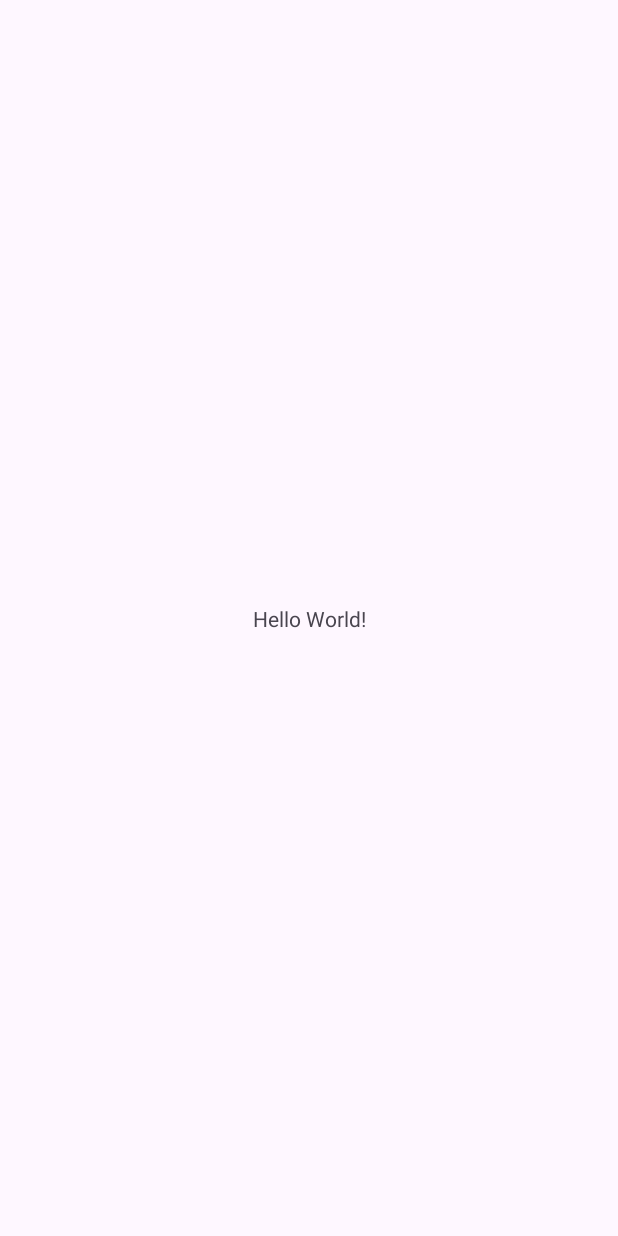
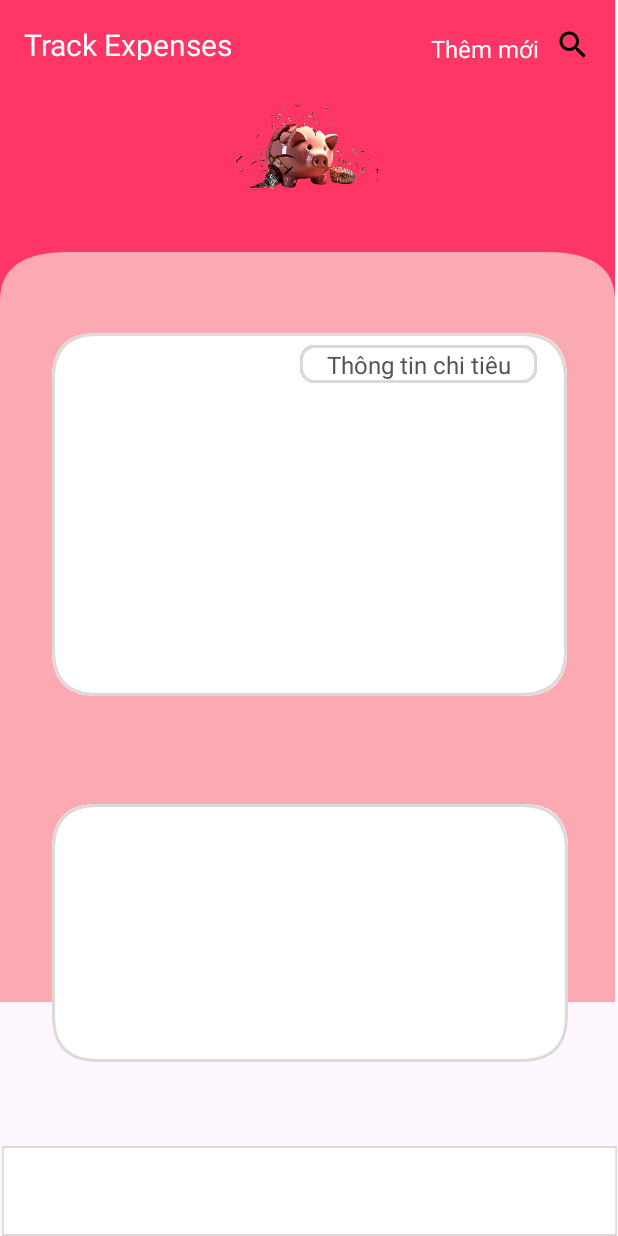
Before and after one commit to manhz2003/track-expenses-mobile-app, an Android app: the screen it shows after launch (MainActivity), on a phone screen of 412 x 824 dp. Before the commit the screen is almost empty. Run offline under Robolectric (Android 15) with nearby library versions, the phone set to English and light mode, and no system bars.

Commit message:
update project

```diff
--- a/app/src/main/AndroidManifest.xml
+++ b/app/src/main/AndroidManifest.xml
@@ -13,7 +13,7 @@
         android:theme="@style/Theme.TrackExpenses"
         tools:targetApi="31">
         <activity
-            android:name=".activities.MainActivity"
+            android:name=".ui.activities.MainActivity"
             android:exported="true">
             <intent-filter>
                 <action android:name="android.intent.action.MAIN" />
--- a/app/src/main/java/com/eaut20210719/trackexpenses/ui/activities/AddExpenseActivity.java
+++ b/app/src/main/java/com/eaut20210719/trackexpenses/ui/activities/AddExpenseActivity.java
@@ -1,4 +1,4 @@
-package com.eaut20210719.trackexpenses.activities;
+package com.eaut20210719.trackexpenses.ui.activities;
 
 public class AddExpenseActivity {
 }
--- a/app/src/main/java/com/eaut20210719/trackexpenses/ui/activities/HistoryActivity.java
+++ b/app/src/main/java/com/eaut20210719/trackexpenses/ui/activities/HistoryActivity.java
@@ -1,4 +1,4 @@
-package com.eaut20210719.trackexpenses.activities;
+package com.eaut20210719.trackexpenses.ui.activities;
 
 public class HistoryActivity {
 }
--- a/app/src/main/java/com/eaut20210719/trackexpenses/ui/activities/MainActivity.java
+++ b/app/src/main/java/com/eaut20210719/trackexpenses/ui/activities/MainActivity.java
@@ -1,4 +1,4 @@
-package com.eaut20210719.trackexpenses.activities;
+package com.eaut20210719.trackexpenses.ui.activities;
 
 import android.os.Bundle;
 
--- a/app/src/main/java/com/eaut20210719/trackexpenses/ui/activities/SettingsActivity.java
+++ b/app/src/main/java/com/eaut20210719/trackexpenses/ui/activities/SettingsActivity.java
@@ -1,4 +1,4 @@
-package com.eaut20210719.trackexpenses.activities;
+package com.eaut20210719.trackexpenses.ui.activities;
 
 public class SettingsActivity {
 }
--- a/app/src/main/java/com/eaut20210719/trackexpenses/ui/activities/StatisticsActivity.java
+++ b/app/src/main/java/com/eaut20210719/trackexpenses/ui/activities/StatisticsActivity.java
@@ -1,4 +1,4 @@
-package com.eaut20210719.trackexpenses.activities;
+package com.eaut20210719.trackexpenses.ui.activities;
 
 public class StatisticsActivity {
 }
--- /dev/null
+++ b/app/src/main/res/drawable/baseline_search_24.xml
@@ -0,0 +1,5 @@
+<vector xmlns:android="http://schemas.android.com/apk/res/android" android:height="24dp" android:tint="#000000" android:viewportHeight="24" android:viewportWidth="24" android:width="24dp">
+
+    <path android:fillColor="@android:color/white" android:pathData="M15.5,14h-0.79l-0.28,-0.27C15.41,12.59 16,11.11 16,9.5 16,5.91 13.09,3 9.5,3S3,5.91 3,9.5 5.91,16 9.5,16c1.61,0 3.09,-0.59 4.23,-1.57l0.27,0.28v0.79l5,4.99L20.49,19l-4.99,-5zM9.5,14C7.01,14 5,11.99 5,9.5S7.01,5 9.5,5 14,7.01 14,9.5 11.99,14 9.5,14z"/>
+
+</vector>
--- /dev/null
+++ b/app/src/main/res/drawable/rectangle_1.xml
@@ -0,0 +1,25 @@
+<?xml version="1.0" encoding="utf-8"?>
+<vector
+    xmlns:android="http://schemas.android.com/apk/res/android"
+    xmlns:aapt="http://schemas.android.com/aapt"
+    android:width="360dp"
+    android:height="618dp"
+    android:viewportWidth="360"
+    android:viewportHeight="618"
+    >
+    <group>
+        <clip-path
+            android:pathData="M0 0H360V618H0V0Z"
+            />
+        <path
+            android:pathData="M0,40
+                             Q0,0 40,0
+                             H320
+                             Q360,0 360,40
+                             V618
+                             H0
+                             Z"
+            android:fillColor="#FBA9B2"
+            />
+    </group>
+</vector>
--- /dev/null
+++ b/app/src/main/res/drawable/rectangle_2.xml
@@ -0,0 +1,24 @@
+<?xml version="1.0" encoding="utf-8"?>
+<vector
+    xmlns:android="http://schemas.android.com/apk/res/android"
+    xmlns:aapt="http://schemas.android.com/aapt"
+    android:width="360dp"
+    android:height="47dp"
+    android:viewportWidth="360"
+    android:viewportHeight="47"
+    >
+    <group>
+        <clip-path
+            android:pathData="M0 0H360V47H0V0Z"
+            />
+        <path
+            android:pathData="M0 0V47H360V0"
+            android:fillColor="#FFFFFF"
+            />
+        <path
+            android:pathData="M0 0H360V47H0V0Z"
+            android:strokeWidth="2"
+            android:strokeColor="#DED9D9"
+            />
+    </group>
+</vector>
--- /dev/null
+++ b/app/src/main/res/drawable/rectangle_3.xml
@@ -0,0 +1,42 @@
+<?xml version="1.0" encoding="utf-8"?>
+<vector
+    xmlns:android="http://schemas.android.com/apk/res/android"
+    xmlns:aapt="http://schemas.android.com/aapt"
+    android:width="343dp"
+    android:height="242dp"
+    android:viewportWidth="343"
+    android:viewportHeight="242"
+    >
+    <group>
+        <clip-path
+            android:pathData="M0 0H343V242H0V0Z"
+            />
+        <path
+            android:pathData="M30 0
+                             H313
+                             Q343,0 343,30
+                             V212
+                             Q343,242 313,242
+                             H30
+                             Q0,242 0,212
+                             V30
+                             Q0,0 30,0
+                             Z"
+            android:fillColor="#FFFFFF"
+            />
+        <path
+            android:pathData="M30 1
+                             H312
+                             Q342,1 342,31
+                             V211
+                             Q342,241 312,241
+                             H30
+                             Q1,241 1,211
+                             V31
+                             Q1,1 30,1
+                             Z"
+            android:strokeWidth="2"
+            android:strokeColor="#DED9D9"
+            />
+    </group>
+</vector>
--- /dev/null
+++ b/app/src/main/res/drawable/rectangle_4.xml
@@ -0,0 +1,42 @@
+<?xml version="1.0" encoding="utf-8"?>
+<vector
+    xmlns:android="http://schemas.android.com/apk/res/android"
+    xmlns:aapt="http://schemas.android.com/aapt"
+    android:width="341dp"
+    android:height="173dp"
+    android:viewportWidth="341"
+    android:viewportHeight="173"
+    >
+    <group>
+        <clip-path
+            android:pathData="M0 0H341V173H0V0Z"
+            />
+        <path
+            android:pathData="M30 0
+                             H311
+                             Q341,0 341,30
+                             V143
+                             Q341,173 311,173
+                             H30
+                             Q0,173 0,143
+                             V30
+                             Q0,0 30,0
+                             Z"
+            android:fillColor="#FFFFFF"
+            />
+        <path
+            android:pathData="M30 1
+                             H310
+                             Q340,1 340,31
+                             V142
+                             Q340,172 310,172
+                             H30
+                             Q1,172 1,142
+                             V31
+                             Q1,1 30,1
+                             Z"
+            android:strokeWidth="2"
+            android:strokeColor="#DED9D9"
+            />
+    </group>
+</vector>
--- /dev/null
+++ b/app/src/main/res/drawable/rectangle_5.xml
@@ -0,0 +1,31 @@
+<?xml version="1.0" encoding="utf-8"?>
+<vector
+    xmlns:android="http://schemas.android.com/apk/res/android"
+    xmlns:aapt="http://schemas.android.com/aapt"
+    android:width="158dp"
+    android:height="25dp"
+    android:viewportWidth="158"
+    android:viewportHeight="25"
+    >
+    <group>
+        <!-- Shadow path (slightly larger for shadow effect) -->
+        <path
+            android:pathData="M10,0 H148 A10,10 0 0 1 158,10 V15 A10,10 0 0 1 148,25 H10 A10,10 0 0 1 0,15 V10 A10,10 0 0 1 10,0 Z"
+            android:fillColor="#000000"
+            android:alpha="0.25"
+            android:translateX="2"
+            android:translateY="2"
+            />
+        <!-- Background path with rounded corners -->
+        <path
+            android:pathData="M10,0 H148 A10,10 0 0 1 158,10 V15 A10,10 0 0 1 148,25 H10 A10,10 0 0 1 0,15 V10 A10,10 0 0 1 10,0 Z"
+            android:fillColor="#FFFFFF"
+            />
+        <!-- Border path with rounded corners, matching the inner path -->
+        <path
+            android:pathData="M10,1 H148 A9,9 0 0 1 157,10 V15 A9,9 0 0 1 148,24 H10 A9,9 0 0 1 1,15 V10 A9,9 0 0 1 10,1 Z"
+            android:strokeWidth="2"
+            android:strokeColor="#DED9D9"
+            />
+    </group>
+</vector>
--- a/app/src/main/res/layout/activity_main.xml
+++ b/app/src/main/res/layout/activity_main.xml
@@ -5,15 +5,143 @@
     android:id="@+id/main"
     android:layout_width="match_parent"
     android:layout_height="match_parent"
-    tools:context=".activities.MainActivity">
+    tools:context=".ui.activities.MainActivity">
 
-    <TextView
-        android:layout_width="wrap_content"
-        android:layout_height="wrap_content"
-        android:text="Hello World!"
-        app:layout_constraintBottom_toBottomOf="parent"
+    <RelativeLayout
+        android:id="@+id/frame_1"
+        android:layout_width="410dp"
+        android:layout_height="200dp"
+        android:layout_alignParentLeft="true"
+        android:layout_alignParentTop="true"
+        android:background="#FD3665"
+        android:clipToOutline="true"
         app:layout_constraintEnd_toEndOf="parent"
+        app:layout_constraintHorizontal_bias="0.0"
+        app:layout_constraintStart_toStartOf="parent"
+        app:layout_constraintTop_toTopOf="parent">
+
+        <TextView
+            android:id="@+id/track_expen"
+            android:layout_width="155dp"
+            android:layout_height="24dp"
+            android:layout_alignParentLeft="true"
+            android:layout_alignParentTop="true"
+            android:layout_marginLeft="16dp"
+            android:layout_marginTop="16dp"
+            android:gravity="top"
+            android:text="@string/track_expen"
+            android:textAppearance="@style/track_expen" />
+
+        <TextView
+            android:id="@+id/th_m_m_i"
+            android:layout_width="78dp"
+            android:layout_height="19dp"
+            android:layout_alignParentLeft="true"
+            android:layout_alignParentTop="true"
+            android:layout_marginLeft="287dp"
+            android:layout_marginTop="21dp"
+            android:gravity="top"
+            android:text="@string/them_moi"
+            android:textAppearance="@style/them_moi" />
+
+        <ImageButton
+            android:layout_width="24dp"
+            android:layout_height="24dp"
+            android:layout_alignParentLeft="true"
+            android:layout_alignParentTop="true"
+            android:layout_alignParentEnd="true"
+            android:layout_marginLeft="365dp"
+            android:layout_marginTop="18dp"
+            android:layout_marginEnd="16dp"
+            android:backgroundTint="@color/hong"
+            android:src="@drawable/baseline_search_24" />
+
+        <ImageView
+            android:id="@+id/imageView"
+            android:layout_width="wrap_content"
+            android:layout_height="wrap_content"
+            android:layout_alignParentStart="true"
+            android:layout_alignParentEnd="true"
+            android:layout_marginStart="105dp"
+            android:layout_marginEnd="106dp"
+            app:srcCompat="@mipmap/logo" />
+    </RelativeLayout>
+
+    <View
+        android:id="@+id/rectangle_1"
+        android:layout_width="410dp"
+        android:layout_height="500dp"
+        android:layout_alignParentLeft="true"
+        android:layout_alignParentTop="true"
+        android:layout_marginTop="168dp"
+        android:background="@drawable/rectangle_1"
+        app:layout_constraintEnd_toEndOf="parent"
+        app:layout_constraintHorizontal_bias="0.0"
         app:layout_constraintStart_toStartOf="parent"
         app:layout_constraintTop_toTopOf="parent" />
 
+    <View
+        android:id="@+id/rectangle_3"
+        android:layout_width="343dp"
+        android:layout_height="242dp"
+        android:background="@drawable/rectangle_3"
+        android:elevation="4dp"
+        app:layout_constraintBottom_toTopOf="@+id/rectangle_4"
+        app:layout_constraintEnd_toEndOf="parent"
+        app:layout_constraintStart_toStartOf="parent"
+        app:layout_constraintTop_toTopOf="@+id/rectangle_1"
+        app:layout_constraintVertical_bias="0.428" />
+
+    <View
+        android:id="@+id/rectangle_5"
+        android:layout_width="158dp"
+        android:layout_height="25dp"
+        android:layout_marginStart="200dp"
+        android:layout_marginTop="8dp"
+        android:background="@drawable/rectangle_5"
+        android:elevation="4dp"
+        app:layout_constraintStart_toStartOf="parent"
+        app:layout_constraintTop_toTopOf="@+id/rectangle_3" />
+
+    <TextView
+        android:id="@+id/thong_tin"
+        android:layout_width="wrap_content"
+        android:layout_height="wrap_content"
+        android:elevation="5dp"
+        android:gravity="center"
+        android:text="@string/thong_tin"
+        android:textAppearance="@style/thong_tin"
+        app:layout_constraintBottom_toBottomOf="@id/rectangle_5"
+        app:layout_constraintEnd_toEndOf="@id/rectangle_5"
+        app:layout_constraintStart_toStartOf="@id/rectangle_5"
+        app:layout_constraintTop_toTopOf="@id/rectangle_5" />
+
+    <View
+        android:id="@+id/rectangle_4"
+        android:layout_width="344dp"
+        android:layout_height="172dp"
+        android:layout_alignParentLeft="true"
+        android:layout_alignParentTop="true"
+        android:layout_marginBottom="56dp"
+        android:background="@drawable/rectangle_4"
+        android:elevation="4dp"
+        app:layout_constraintBottom_toTopOf="@+id/rectangle_2"
+        app:layout_constraintEnd_toEndOf="parent"
+        app:layout_constraintHorizontal_bias="0.507"
+        app:layout_constraintStart_toStartOf="parent" />
+
+    <View
+        android:id="@+id/rectangle_2"
+        android:layout_width="410dp"
+        android:layout_height="60dp"
+        android:layout_alignParentLeft="true"
+        android:layout_alignParentTop="true"
+        android:background="@drawable/rectangle_2"
+        android:elevation="4dp"
+        app:layout_constraintBottom_toBottomOf="parent"
+        app:layout_constraintEnd_toEndOf="parent"
+        app:layout_constraintHorizontal_bias="0.666"
+        app:layout_constraintStart_toStartOf="parent" />
+
+
 </androidx.constraintlayout.widget.ConstraintLayout>
--- a/app/src/main/res/values/colors.xml
+++ b/app/src/main/res/values/colors.xml
@@ -2,4 +2,5 @@
 <resources>
     <color name="black">#FF000000</color>
     <color name="white">#FFFFFFFF</color>
+    <color name="hong">#FD3665</color>
 </resources>
--- a/app/src/main/res/values/strings.xml
+++ b/app/src/main/res/values/strings.xml
@@ -1,3 +1,8 @@
 <resources>
-    <string name="app_name">TrackExpenses</string>
+    <string name="app_name">test</string>
+    <string name="track_expen">Track Expenses</string>
+    <string name="them_moi">Thêm mới</string>
+    <string name="thong_tin">
+      Thông tin chi tiêu
+    </string>
 </resources>
--- /dev/null
+++ b/app/src/main/res/values/styles.xml
@@ -0,0 +1,17 @@
+<?xml version="1.0" encoding="utf-8"?>
+<resources>
+    <style name="track_expen">
+        <item name="android:textSize">20sp</item>
+        <item name="android:textColor">#FFFEFE</item>
+    </style>
+
+    <style name="them_moi">
+        <item name="android:textSize">16sp</item>
+        <item name="android:textColor">#FFFFFF</item>
+    </style>
+
+    <style name="thong_tin">
+        <item name="android:textSize">16sp</item>
+        <item name="android:textColor">#565252</item>
+    </style>
+</resources>
```
Also changed, not shown: app/src/main/res/mipmap-hdpi/logo.png (added).
